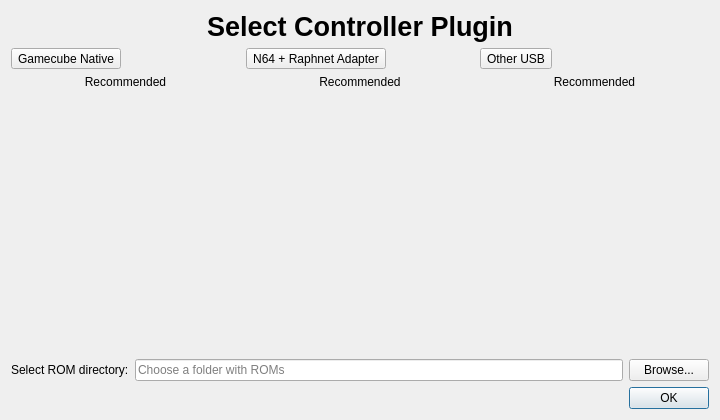
Qt form Source/RMG/UserInterface/Dialog/FirstLaunchDialog.ui (nickthename/RMG-K) before a commit.
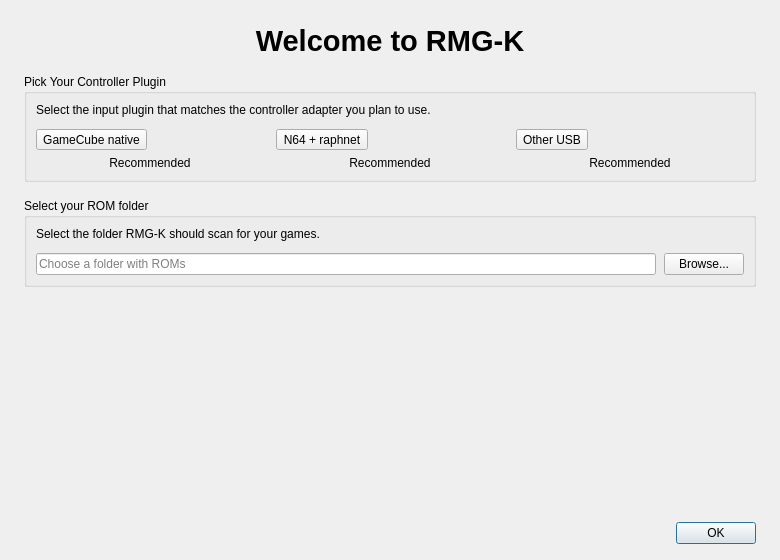
The same form after that commit.

```diff
--- a/Source/RMG/UserInterface/Dialog/FirstLaunchDialog.ui
+++ b/Source/RMG/UserInterface/Dialog/FirstLaunchDialog.ui
@@ -7,36 +7,82 @@
   </property>
   <property name="minimumSize">
    <size>
-    <width>720</width>
-    <height>420</height>
+    <width>780</width>
+    <height>560</height>
    </size>
   </property>
   <layout class="QVBoxLayout" name="verticalLayout">
+   <property name="spacing">
+    <number>16</number>
+   </property>
+   <property name="leftMargin">
+    <number>24</number>
+   </property>
+   <property name="topMargin">
+    <number>24</number>
+   </property>
+   <property name="rightMargin">
+    <number>24</number>
+   </property>
+   <property name="bottomMargin">
+    <number>16</number>
+   </property>
+   <item>
+    <layout class="QVBoxLayout" name="headerLayout">
+     <property name="spacing">
+      <number>6</number>
+     </property>
    <item>
     <widget class="QLabel" name="titleLabel">
      <property name="font">
       <font>
-       <pointsize>20</pointsize>
-       <weight>75</weight>
+         <pointsize>22</pointsize>
        <bold>true</bold>
       </font>
      </property>
      <property name="text">
-      <string>Select Controller Plugin</string>
+        <string>Welcome to RMG-K</string>
      </property>
      <property name="alignment">
       <set>Qt::AlignmentFlag::AlignHCenter|Qt::AlignmentFlag::AlignVCenter</set>
+       </property>
+      </widget>
+     </item>
+    </layout>
+   </item>
+   <item>
+    <widget class="QGroupBox" name="controllerGroupBox">
+     <property name="title">
+      <string>Pick Your Controller Plugin</string>
+     </property>
+     <layout class="QVBoxLayout" name="controllerGroupLayout">
+      <property name="spacing">
+       <number>12</number>
+      </property>
+      <item>
+       <widget class="QLabel" name="controllerDescriptionLabel">
+        <property name="text">
+         <string>Select the input plugin that matches the controller adapter you plan to use.</string>
+        </property>
+        <property name="wordWrap">
+         <bool>true</bool>
      </property>
     </widget>
    </item>
    <item>
     <layout class="QHBoxLayout" name="controllerLayout">
+        <property name="spacing">
+         <number>12</number>
+        </property>
      <item>
       <layout class="QVBoxLayout" name="gamecubeLayout">
+          <property name="spacing">
+           <number>6</number>
+          </property>
        <item>
         <widget class="QToolButton" name="gamecubeButton">
          <property name="text">
-          <string>Gamecube Native</string>
+             <string>GameCube native</string>
          </property>
          <property name="toolButtonStyle">
           <enum>Qt::ToolButtonStyle::ToolButtonTextUnderIcon</enum>
@@ -60,10 +106,13 @@
      </item>
      <item>
       <layout class="QVBoxLayout" name="raphnetLayout">
+          <property name="spacing">
+           <number>6</number>
+          </property>
        <item>
         <widget class="QToolButton" name="raphnetButton">
          <property name="text">
-          <string>N64 + Raphnet Adapter</string>
+             <string>N64 + raphnet</string>
          </property>
          <property name="toolButtonStyle">
           <enum>Qt::ToolButtonStyle::ToolButtonTextUnderIcon</enum>
@@ -87,6 +136,9 @@
      </item>
      <item>
       <layout class="QVBoxLayout" name="usbLayout">
+          <property name="spacing">
+           <number>6</number>
+          </property>
        <item>
         <widget class="QToolButton" name="usbButton">
          <property name="text">
@@ -114,28 +166,33 @@
      </item>
     </layout>
    </item>
+     </layout>
+    </widget>
+   </item>
    <item>
-    <spacer name="verticalSpacer">
-     <property name="orientation">
-      <enum>Qt::Orientation::Vertical</enum>
+    <widget class="QGroupBox" name="romDirectoryGroupBox">
+     <property name="title">
+      <string>Select your ROM folder</string>
      </property>
-     <property name="sizeHint" stdset="0">
-      <size>
-       <width>20</width>
-       <height>20</height>
-      </size>
-     </property>
-    </spacer>
+     <layout class="QVBoxLayout" name="romDirectoryGroupLayout">
+      <property name="spacing">
+       <number>12</number>
+      </property>
+      <item>
+       <widget class="QLabel" name="romDirectoryDescriptionLabel">
+        <property name="text">
+         <string>Select the folder RMG-K should scan for your games.</string>
+        </property>
+        <property name="wordWrap">
+         <bool>true</bool>
+        </property>
+       </widget>
    </item>
    <item>
     <layout class="QHBoxLayout" name="romDirectoryLayout">
-     <item>
-      <widget class="QLabel" name="romDirectoryLabel">
-       <property name="text">
-        <string>Select ROM directory:</string>
-       </property>
-      </widget>
-     </item>
+        <property name="spacing">
+         <number>8</number>
+        </property>
      <item>
       <widget class="QLineEdit" name="romDirectoryLineEdit">
        <property name="placeholderText">
@@ -151,6 +208,22 @@
       </widget>
      </item>
     </layout>
+      </item>
+     </layout>
+    </widget>
+   </item>
+   <item>
+    <spacer name="verticalSpacer">
+     <property name="orientation">
+      <enum>Qt::Orientation::Vertical</enum>
+     </property>
+     <property name="sizeHint" stdset="0">
+      <size>
+       <width>20</width>
+       <height>12</height>
+      </size>
+     </property>
+    </spacer>
    </item>
    <item>
     <widget class="QDialogButtonBox" name="buttonBox">
```
Left out of the diff: 2 changed lines with no effect on the pictures. Lines whose indentation alone changed are shown as unchanged.
